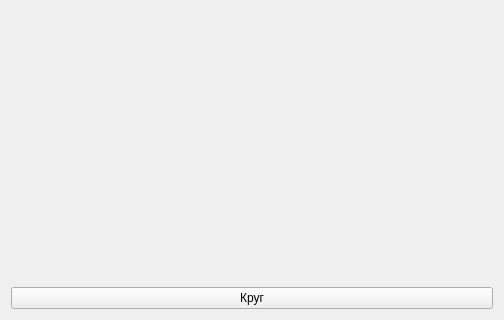
Above: UI.ui from volodout/miass-volodin before the change; both pictures show x 0 to 504 and y 198 to 518 of the 504 by 518 pixel window. Below: the same form after it.
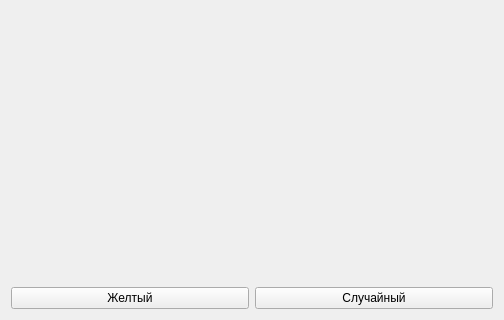
That is the form after the change.

Commit message: решение задачи 3

Diff of the .ui file:
```diff
--- a/UI.ui
+++ b/UI.ui
@@ -28,11 +28,22 @@
     </spacer>
    </item>
    <item>
+    <layout class="QHBoxLayout" name="horizontalLayout">
+     <item>
     <widget class="QPushButton" name="pushButton">
      <property name="text">
-      <string>Круг</string>
-     </property>
-    </widget>
+        <string>Желтый</string>
+       </property>
+      </widget>
+     </item>
+     <item>
+      <widget class="QPushButton" name="pushButton_2">
+       <property name="text">
+        <string>Случайный</string>
+       </property>
+      </widget>
+     </item>
+    </layout>
    </item>
   </layout>
  </widget>
```
Lines whose indentation alone changed are shown as unchanged. The commit also changes 2 other files.
